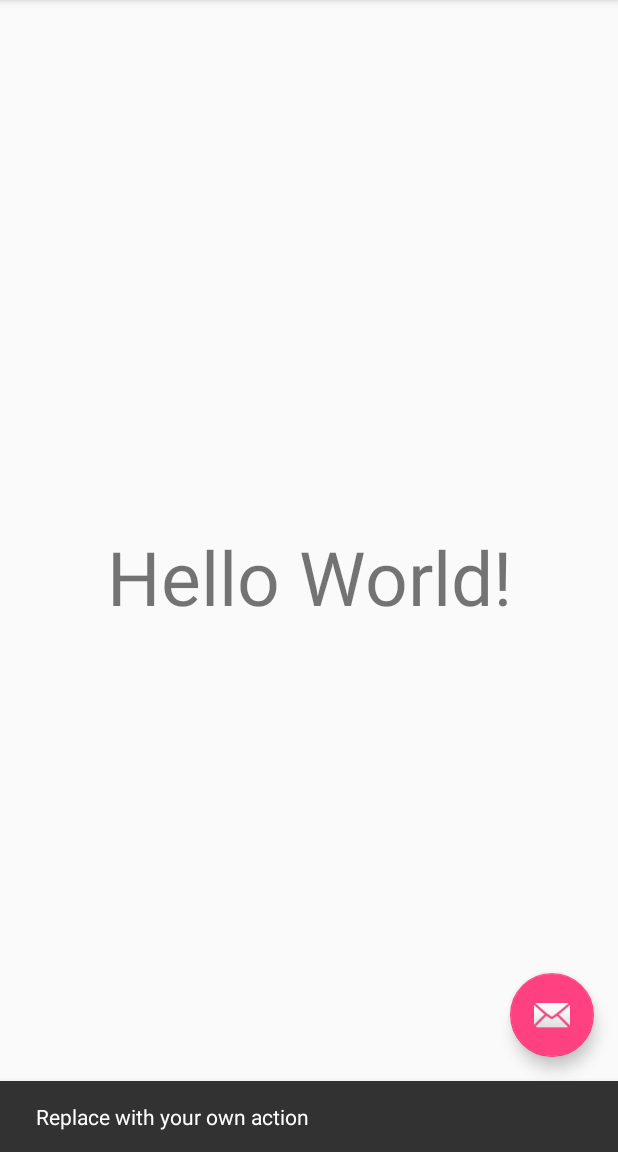
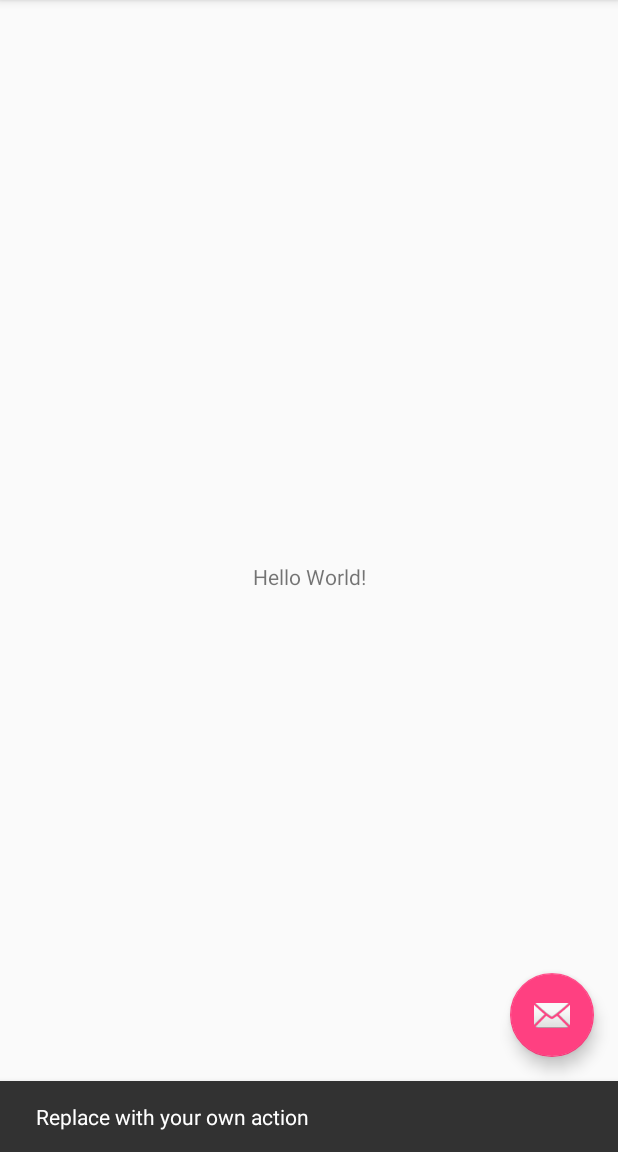
Before and after one commit to ksam98/TProjectCSE110Lab3, an Android app: the screen it shows after launch (MainActivity), after a tap on an icon or button, on a phone screen of 412 x 824 dp, the part 84-1236 px from its top. Run offline under Robolectric (Android 15) with nearby library versions, the phone set to English and light mode, and no system bars.

Commit message:
Revert "made text sizze bigger"
This reverts commit 90ddeb7c3f3d9a9453445850a4ef5c624fe7d2ee.

```diff
--- a/app/src/main/res/layout/content_main.xml
+++ b/app/src/main/res/layout/content_main.xml
@@ -15,7 +15,6 @@
         app:layout_constraintBottom_toBottomOf="parent"
         app:layout_constraintLeft_toLeftOf="parent"
         app:layout_constraintRight_toRightOf="parent"
-        app:layout_constraintTop_toTopOf="parent"
-        android:textSize="50dp"/>
+        app:layout_constraintTop_toTopOf="parent" />
 
 </android.support.constraint.ConstraintLayout>
```
